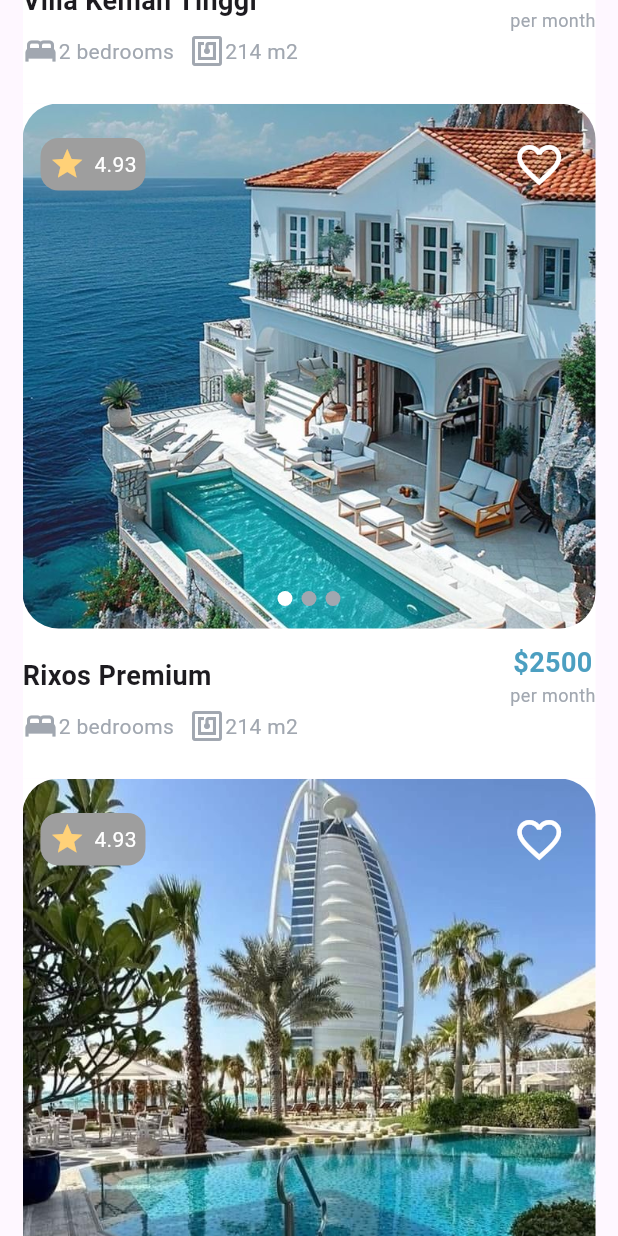
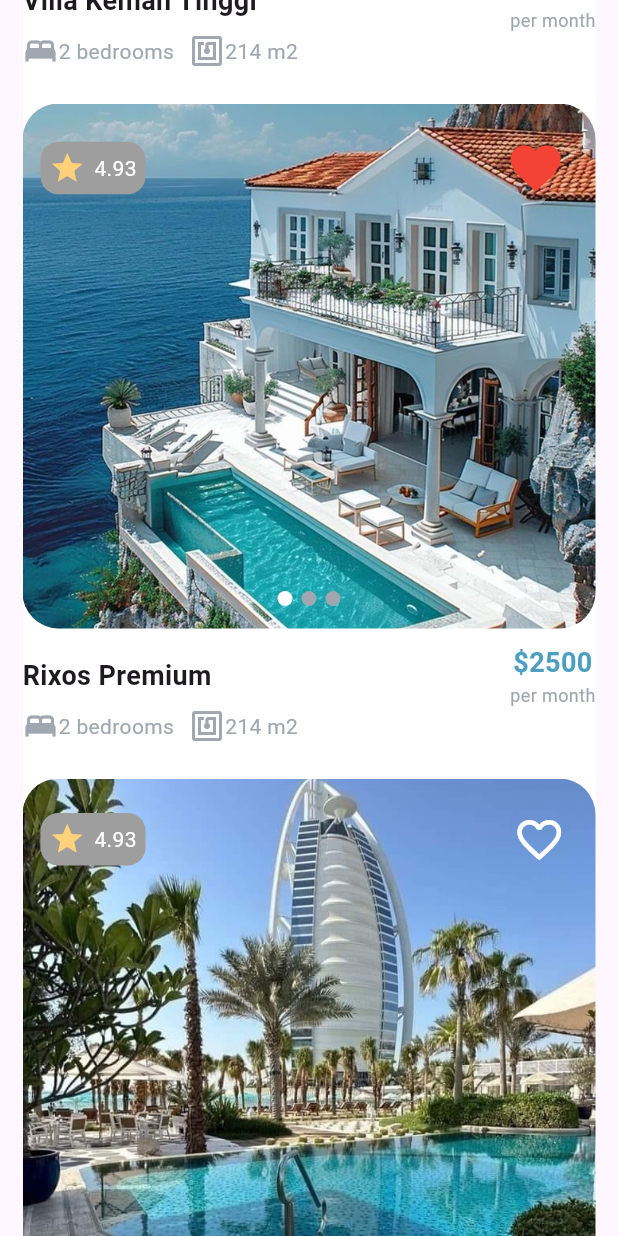
Before and after one commit to aelina-frontend/block_lessons, a Flutter app: the screen it shows after launch, scrolled down 576 dp, after a tap on the "favorite outline" icon, on a phone screen of 412 x 824 dp. Run offline on Flutter 3.47's test engine with Material 3 defaults, Android fonts, the phone set to English and light mode, and no system bars; our stand-ins replace bloc, device_preview, equatable, flutter_bloc.

```diff
--- a/lib/booking_app/cubit/booking_cubit.dart
+++ b/lib/booking_app/cubit/booking_cubit.dart
@@ -8,32 +8,53 @@ part 'booking_state.dart';
 class BookingCubit extends Cubit<BookingState> {
   BookingCubit() : super(BookingInitial());
 
-  void loadHotels(){
-    try{
+  void loadHotels() {
+    try {
       emit(BookingLoading());
-     if(categories.isNotEmpty){
-       Future.delayed(const Duration(seconds: 1), (){
+      if (categories.isNotEmpty) {
+        Future.delayed(const Duration(seconds: 1), () {
+          final int index = categories.length - 1;
+          print(index);
 
-         final int index = categories.length-1;
-         print(index);
-
-         emit(BookingSuccess(categories: categories, listIndex: index));
-       });
-     }else{
-       emit(const BookingError(error: "Мы не смогли загрузить данные"));
-     }
+          emit(BookingSuccess(categories: categories));
+        });
+      } else {
+        emit(const BookingError(error: "Мы не смогли загрузить данные"));
+      }
     }
-    catch(e){
+    catch (e) {
       emit(BookingError(error: 'Произошла ошибка $e'));
     }
   }
 
-  void isLike(){
+  void isLike(String category, int id) {
     final currentState = state;
-    if(currentState is BookingSuccess){
-      final updateProduct = currentState.categories.map((item){
-        if(item.data.){}
-      });
+    if (currentState is BookingSuccess) {
+      final updatedCategories = currentState.categories.map((cat) {
+        if (cat.category == category) {
+          return Category(
+            category: cat.category,
+            data: cat.data.map((hotel) {
+              if (hotel.id == id) {
+                return HotelData(
+                  id: hotel.id,
+                  title: hotel.title,
+                  price: hotel.price,
+                  rooms: hotel.rooms,
+                  square: hotel.square,
+                  image: hotel.image,
+                  isLike: !hotel.isLike, // Toggle the like
+                  rating: hotel.rating,
+                );
+              }
+              return hotel;
+            }).toList(),
+          );
+        }
+        return cat;
+      }).toList();
+      emit(BookingSuccess(categories: updatedCategories,));
     }
+
   }
 }
--- a/lib/booking_app/cubit/booking_state.dart
+++ b/lib/booking_app/cubit/booking_state.dart
@@ -14,11 +14,10 @@ final class BookingLoading extends BookingState {}
 
 final class BookingSuccess extends BookingState {
   final List<Category> categories;
-  final int listIndex;
 
-  const BookingSuccess({required this.categories, required this.listIndex});
+  const BookingSuccess({required this.categories});
   @override
-  List<Object> get props => [categories, listIndex]; //смотрит нет ли похожих данных
+  List<Object> get props => [categories]; //смотрит нет ли похожих данных
 }
 
 final class BookingError extends BookingState {
--- a/lib/booking_app/data/hotel_data.dart
+++ b/lib/booking_app/data/hotel_data.dart
@@ -12,7 +12,7 @@ class HotelData {
   final int rooms;
   final int square;
   final List<String> image;
-  final bool isLike;
+  bool isLike;
   final double rating;
 
   HotelData(
--- a/lib/booking_app/screens/booking_screen-body/hotel_body.dart
+++ b/lib/booking_app/screens/booking_screen-body/hotel_body.dart
@@ -45,12 +45,17 @@ class HotelBody extends StatelessWidget {
                 childCount: allHotels.length, (context, index) {
 
                 final data = allHotels[index];
-
+                final categoryIndex = state.categories.indexWhere((category) =>
+                    category.data.contains(data));
               return Container(
                 color: AppColors.white,
                 child: Column(
                   children: [
-                    _ImageBody(images: data.image),
+                    _ImageBody(images: data.image, isLike: data.isLike, onPressed: (){
+                      context.read<BookingCubit>().isLike(state.categories[categoryIndex].category, data.id);
+                    }, onTap: (){
+                      AppNavigation.push(context, DetailScreen(hotel: data, category: state.categories[categoryIndex].category,));
+                    },),
                     Parametres(title: data.title, price: data.price, rooms: data.rooms, square: data.square),
 
 
@@ -69,21 +74,21 @@ class HotelBody extends StatelessWidget {
 
 class _ImageBody extends StatelessWidget {
   final List<String> images;
-
-  const _ImageBody({super.key, required this.images});
+  final bool isLike;
+  final Function() onPressed;
+  final Function() onTap;
+  const _ImageBody({super.key, required this.images, required this.isLike, required this.onPressed, required this.onTap});
 
   @override
   Widget build(BuildContext context) {
     return SizedBox(
       height: 350,
       child: GestureDetector(
-        onTap: () {
-          AppNavigation.push(context, const DetailScreen());
-        },
+        onTap: onTap,
         child: Stack(
           children: [
             ImageWidget(height: 350, images: images,),
-            likeWidget(isLike: false),
+            LikeWidget(isLike: isLike, onPressed: onPressed),
             const SizedBox(height: 45,),
 
           ],
--- a/lib/booking_app/widgets/like_widget.dart
+++ b/lib/booking_app/widgets/like_widget.dart
@@ -1,8 +1,15 @@
+
 import 'package:flutter/material.dart';
 
 import '../core/app_colors.dart';
 
-Widget likeWidget({required bool isLike}) {
+class LikeWidget extends StatelessWidget {
+  final bool isLike;
+  final Function() onPressed;
+  const LikeWidget({super.key, required this.isLike, required this.onPressed});
+
+  @override
+  Widget build(BuildContext context) {
     return Align(
       alignment: Alignment.topCenter,
       child: Padding(
@@ -32,7 +39,7 @@ Widget likeWidget({required bool isLike}) {
               ),
             ),
             IconButton(
-            onPressed: () {},
+              onPressed: onPressed,
               icon: isLike
                   ? const Icon(
                 Icons.favorite,
@@ -46,3 +53,4 @@ Widget likeWidget({required bool isLike}) {
       ),
     );
   }
+}
```
Also changed, not shown: lib/booking_app/screens/detail_screen.dart (+11 -4 lines), lib/booking_app/screens/detail_screen_body/hotels_info.dart (+7 -2 lines). Lines whose indentation alone changed are shown as unchanged.
